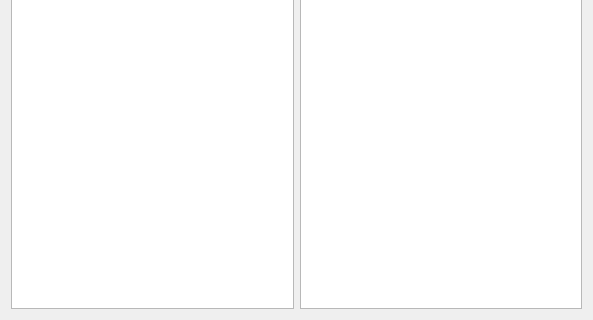
The window that ui/launchwindow.ui (MeowDWing/DanmakuReader) describes before a commit, drawn with Qt 5; both pictures show x 0 to 593 and y 215 to 535 of the 593 by 535 pixel window.
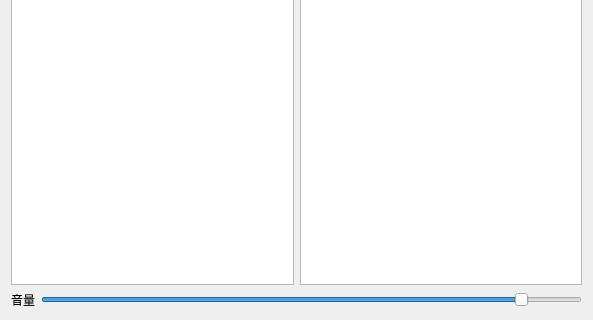
The same window after the commit.

Diff of the .ui file:
```diff
--- a/ui/launchwindow.ui
+++ b/ui/launchwindow.ui
@@ -11,19 +11,9 @@
    </rect>
   </property>
   <property name="windowTitle">
-   <string>狐神！启动！</string>
+   <string>启动</string>
   </property>
   <layout class="QGridLayout" name="gridLayout">
-   <item row="0" column="0">
-    <widget class="QLabel" name="reader">
-     <property name="text">
-      <string>读取界面</string>
-     </property>
-    </widget>
-   </item>
-   <item row="1" column="0">
-    <widget class="QTextBrowser" name="readtext"/>
-   </item>
    <item row="1" column="1">
     <widget class="QTextBrowser" name="recivetext"/>
    </item>
@@ -34,6 +24,46 @@
      </property>
     </widget>
    </item>
+   <item row="1" column="0">
+    <widget class="QTextBrowser" name="readtext"/>
+   </item>
+   <item row="0" column="0">
+    <widget class="QLabel" name="reader">
+     <property name="text">
+      <string>读取界面</string>
+     </property>
+    </widget>
+   </item>
+   <item row="2" column="0" colspan="2">
+    <layout class="QHBoxLayout" name="horizontalLayout">
+     <item>
+      <widget class="QLabel" name="volume">
+       <property name="text">
+        <string>音量</string>
+       </property>
+      </widget>
+     </item>
+     <item>
+      <widget class="QSlider" name="volume_bar">
+       <property name="maximum">
+        <number>100</number>
+       </property>
+       <property name="singleStep">
+        <number>1</number>
+       </property>
+       <property name="pageStep">
+        <number>5</number>
+       </property>
+       <property name="value">
+        <number>90</number>
+       </property>
+       <property name="orientation">
+        <enum>Qt::Horizontal</enum>
+       </property>
+      </widget>
+     </item>
+    </layout>
+   </item>
   </layout>
  </widget>
  <resources/>
```
Left out of the diff: 22 changed lines with no effect on the pictures.
